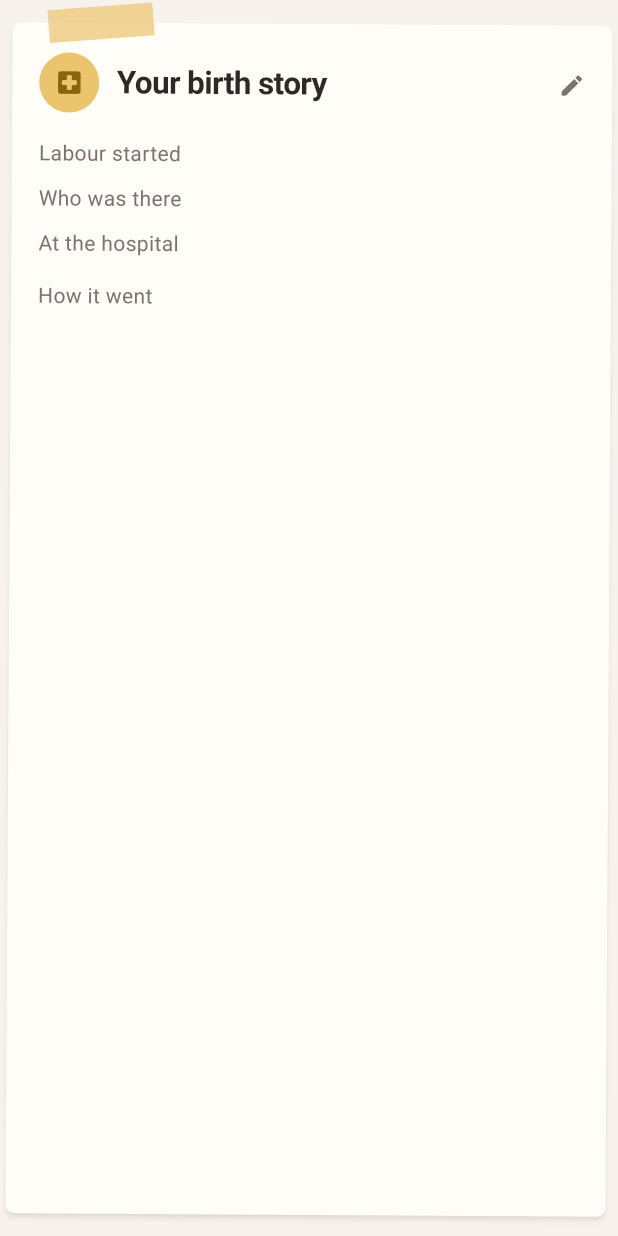
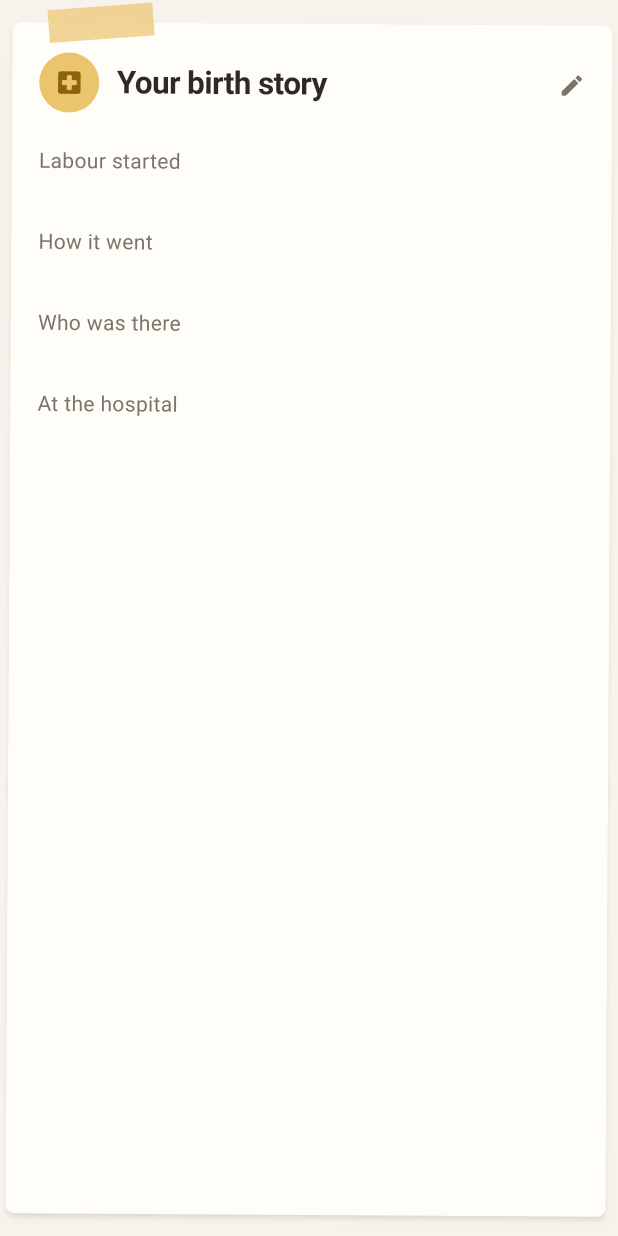
Before and after one commit to jfchenier/nestling, a Flutter app: the BirthStoryPage widget shown alone on an empty page, opened directly with empty values, on a phone screen of 412 x 824 dp. Run offline on Flutter 3.47's test engine with Material 3 defaults, Android fonts, the phone set to English and light mode, and no system bars; our stand-ins replace file_picker, fl_chart, google_sign_in, googleapis_auth, qr_flutter, shared_preferences and 1 more; missing offline and left inert: cryptography, dart:js_interop, extension_google_sign_in_as_googleapis_auth, googleapis, mobile_scanner; accounts and stored records are empty.

```diff
--- a/app/lib/screens/book_pages.dart
+++ b/app/lib/screens/book_pages.dart
@@ -539,10 +539,10 @@ class BirthStoryPage extends StatelessWidget {
         crossAxisAlignment: CrossAxisAlignment.stretch,
         children: [
           _PageHead(l10n.pagesStoryTitle, Icons.local_hospital_rounded),
-          if (book['labour_start'] case final v?) _Line(l10n.pagesLabourStarted, v),
-          if (book['birth_people'] case final v?) _Line(l10n.pagesBirthPeople, v),
-          if (stay != null) _Line(l10n.pagesHospital, stay),
+          if (book['labour_start'] case final v?) _Block(l10n.pagesLabourStarted, v),
           if (book['labour_story'] case final v?) _Block(l10n.pagesLabourStory, v),
+          if (book['birth_people'] case final v?) _Block(l10n.pagesBirthPeople, v),
+          if (stay != null) _Block(l10n.pagesHospital, stay),
           if (!hasText(child)) _Prompt(l10n.pagesStoryPrompt),
         ],
       ),
```
